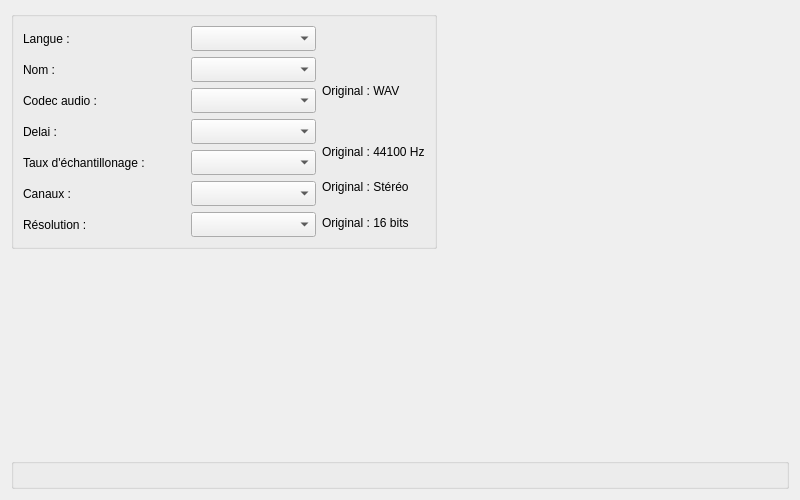
cinemaouvert/OCT, file View/audiopane.ui: the form before one commit.
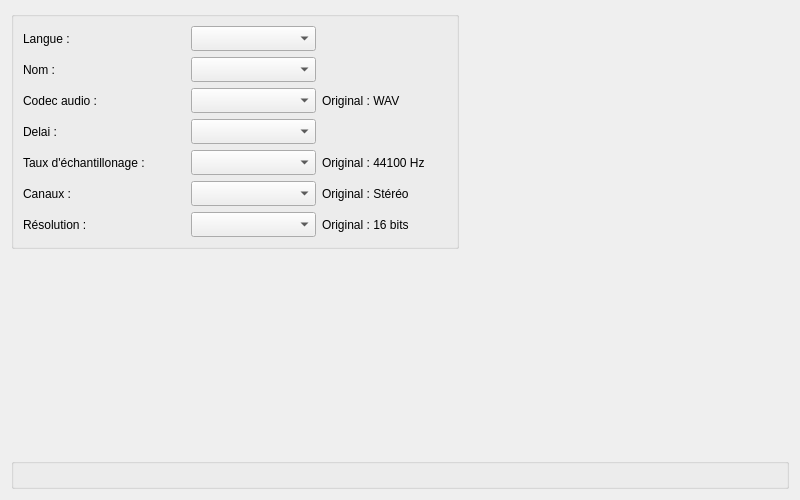
The form after the commit.

What changed in the file:
```diff
--- a/View/audiopane.ui
+++ b/View/audiopane.ui
@@ -76,6 +76,26 @@
                 </property>
                </widget>
               </item>
+              <item>
+               <layout class="QHBoxLayout" name="horizontalLayoutLanguage">
+                <property name="leftMargin">
+                 <number>0</number>
+                </property>
+                <item>
+                 <widget class="QLabel" name="labelLanguage">
+                  <property name="minimumSize">
+                   <size>
+                    <width>125</width>
+                    <height>0</height>
+                   </size>
+                  </property>
+                  <property name="text">
+                   <string/>
+                  </property>
+                 </widget>
+                </item>
+               </layout>
+              </item>
              </layout>
             </item>
             <item>
@@ -119,6 +139,26 @@
                 </property>
                </widget>
               </item>
+              <item>
+               <layout class="QHBoxLayout" name="horizontalLayoutName">
+                <property name="leftMargin">
+                 <number>0</number>
+                </property>
+                <item>
+                 <widget class="QLabel" name="labelName">
+                  <property name="minimumSize">
+                   <size>
+                    <width>125</width>
+                    <height>0</height>
+                   </size>
+                  </property>
+                  <property name="text">
+                   <string/>
+                  </property>
+                 </widget>
+                </item>
+               </layout>
+              </item>
              </layout>
             </item>
             <item>
@@ -162,6 +202,29 @@
                 </property>
                </widget>
               </item>
+              <item>
+               <layout class="QHBoxLayout" name="horizontalLayoutCodec">
+                <property name="leftMargin">
+                 <number>0</number>
+                </property>
+                <property name="topMargin">
+                 <number>0</number>
+                </property>
+                <item>
+                 <widget class="QLabel" name="labelCodec">
+                  <property name="minimumSize">
+                   <size>
+                    <width>125</width>
+                    <height>0</height>
+                   </size>
+                  </property>
+                  <property name="text">
+                   <string>Original : WAV</string>
+                  </property>
+                 </widget>
+                </item>
+               </layout>
+              </item>
              </layout>
             </item>
             <item>
@@ -205,6 +268,26 @@
                 </property>
                </widget>
               </item>
+              <item>
+               <layout class="QHBoxLayout" name="horizontalLayoutDelay">
+                <property name="leftMargin">
+                 <number>0</number>
+                </property>
+                <item>
+                 <widget class="QLabel" name="labelDelay">
+                  <property name="minimumSize">
+                   <size>
+                    <width>125</width>
+                    <height>0</height>
+                   </size>
+                  </property>
+                  <property name="text">
+                   <string/>
+                  </property>
+                 </widget>
+                </item>
+               </layout>
+              </item>
              </layout>
             </item>
             <item>
@@ -248,6 +331,29 @@
                 </property>
                </widget>
               </item>
+              <item>
+               <layout class="QHBoxLayout" name="horizontalLayoutSamplingRate">
+                <property name="leftMargin">
+                 <number>0</number>
+                </property>
+                <property name="topMargin">
+                 <number>0</number>
+                </property>
+                <item>
+                 <widget class="QLabel" name="labelSamplingRate">
+                  <property name="minimumSize">
+                   <size>
+                    <width>125</width>
+                    <height>0</height>
+                   </size>
+                  </property>
+                  <property name="text">
+                   <string>Original : 44100 Hz</string>
+                  </property>
+                 </widget>
+                </item>
+               </layout>
+              </item>
              </layout>
             </item>
             <item>
@@ -291,6 +397,29 @@
                 </property>
                </widget>
               </item>
+              <item>
+               <layout class="QHBoxLayout" name="horizontalLayoutChannels">
+                <property name="leftMargin">
+                 <number>0</number>
+                </property>
+                <property name="topMargin">
+                 <number>0</number>
+                </property>
+                <item>
+                 <widget class="QLabel" name="labelChannels">
+                  <property name="minimumSize">
+                   <size>
+                    <width>125</width>
+                    <height>0</height>
+                   </size>
+                  </property>
+                  <property name="text">
+                   <string>Original : Stéréo</string>
+                  </property>
+                 </widget>
+                </item>
+               </layout>
+              </item>
              </layout>
             </item>
             <item>
@@ -337,116 +466,28 @@
                 </property>
                </widget>
               </item>
-             </layout>
-            </item>
-           </layout>
-          </item>
-          <item>
-           <layout class="QVBoxLayout" name="verticalLayout_2">
-            <property name="leftMargin">
-             <number>0</number>
-            </property>
-            <item>
-             <layout class="QHBoxLayout" name="horizontalLayout_4">
-              <property name="topMargin">
-               <number>25</number>
-              </property>
-             </layout>
-            </item>
-            <item>
-             <layout class="QHBoxLayout" name="horizontalLayout_5">
-              <property name="topMargin">
-               <number>25</number>
-              </property>
-             </layout>
-            </item>
-            <item>
-             <layout class="QHBoxLayout" name="horizontalLayout_6">
-              <property name="topMargin">
-               <number>0</number>
-              </property>
               <item>
-               <widget class="QLabel" name="label_4">
-                <property name="minimumSize">
-                 <size>
-                  <width>0</width>
-                  <height>25</height>
-                 </size>
+               <layout class="QHBoxLayout" name="horizontalLayoutResolution">
+                <property name="leftMargin">
+                 <number>0</number>
                 </property>
-                <property name="text">
-                 <string>Original : WAV</string>
+                <property name="topMargin">
+                 <number>0</number>
                 </property>
-               </widget>
-              </item>
-             </layout>
-            </item>
-            <item>
-             <layout class="QHBoxLayout" name="horizontalLayout_8">
-              <property name="topMargin">
-               <number>25</number>
-              </property>
-             </layout>
-            </item>
-            <item>
-             <layout class="QHBoxLayout" name="horizontalLayout_7">
-              <property name="topMargin">
-               <number>0</number>
-              </property>
-              <item>
-               <widget class="QLabel" name="label_3">
-                <property name="minimumSize">
-                 <size>
-                  <width>0</width>
-                  <height>25</height>
-                 </size>
-                </property>
-                <property name="text">
-                 <string>Original : 44100 Hz</string>
-                </property>
-               </widget>
-              </item>
-             </layout>
-            </item>
-            <item>
-             <layout class="QHBoxLayout" name="horizontalLayout_9">
-              <property name="topMargin">
-               <number>0</number>
-              </property>
-              <item>
-               <widget class="QLabel" name="label_2">
-                <property name="minimumSize">
-                 <size>
-                  <width>0</width>
-                  <height>25</height>
-                 </size>
-                </property>
-                <property name="text">
-                 <string>Original : Stéréo</string>
-                </property>
-               </widget>
-              </item>
-             </layout>
-            </item>
-            <item>
-             <layout class="QHBoxLayout" name="horizontalLayout_2">
-              <property name="leftMargin">
-               <number>0</number>
-              </property>
-              <property name="topMargin">
-               <number>0</number>
-              </property>
-              <item>
-               <widget class="QLabel" name="label">
-                <property name="minimumSize">
-                 <size>
-                  <width>0</width>
-                  <height>25</height>
-                 </size>
-                </property>
-                <property name="text">
-                 <string>Original : 16 bits</string>
-                </property>
-               </widget>
+                <item>
+                 <widget class="QLabel" name="labelResolution">
+                  <property name="minimumSize">
+                   <size>
+                    <width>125</width>
+                    <height>0</height>
+                   </size>
+                  </property>
+                  <property name="text">
+                   <string>Original : 16 bits</string>
+                  </property>
+                 </widget>
+                </item>
+               </layout>
               </item>
              </layout>
             </item>
```
